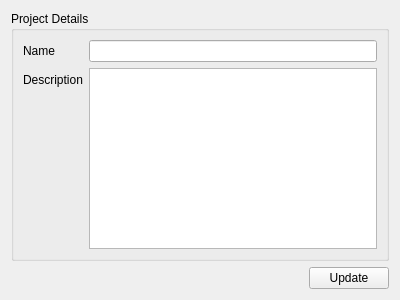
Qt form ProjectDetailsForm.ui (fritzone/ddm) before a commit.
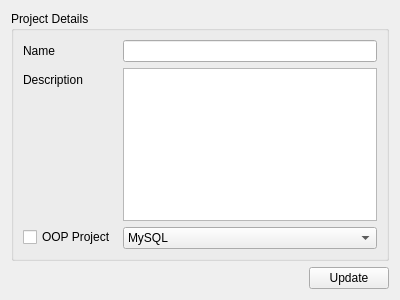
The same form after that commit. Icons and pictures are not drawn.

```diff
--- a/ProjectDetailsForm.ui
+++ b/ProjectDetailsForm.ui
@@ -23,30 +23,56 @@
       <bool>false</bool>
      </property>
      <layout class="QFormLayout" name="formLayout">
-      <item row="2" column="0">
-       <widget class="QLabel" name="label_2">
-        <property name="text">
-         <string>Description</string>
-        </property>
-       </widget>
-      </item>
-      <item row="2" column="1">
-       <widget class="QTextEdit" name="textEdit"/>
-      </item>
-      <item row="1" column="0">
+      <property name="fieldGrowthPolicy">
+       <enum>QFormLayout::AllNonFixedFieldsGrow</enum>
+      </property>
+      <item row="0" column="0">
        <widget class="QLabel" name="label">
         <property name="text">
          <string>Name</string>
         </property>
        </widget>
       </item>
-      <item row="1" column="1">
+      <item row="0" column="1">
        <widget class="QLineEdit" name="txtProjectName">
         <property name="echoMode">
          <enum>QLineEdit::Normal</enum>
         </property>
        </widget>
       </item>
+      <item row="1" column="0">
+       <widget class="QLabel" name="label_2">
+        <property name="text">
+         <string>Description</string>
+        </property>
+       </widget>
+      </item>
+      <item row="1" column="1">
+       <widget class="QTextEdit" name="textEdit"/>
+      </item>
+      <item row="2" column="0">
+       <widget class="QCheckBox" name="checkBox">
+        <property name="enabled">
+         <bool>true</bool>
+        </property>
+        <property name="text">
+         <string>OOP Project</string>
+        </property>
+       </widget>
+      </item>
+      <item row="2" column="1">
+       <widget class="QComboBox" name="comboBox">
+        <item>
+         <property name="text">
+          <string>MySQL</string>
+         </property>
+         <property name="icon">
+          <iconset resource="dbm.qrc">
+           <normaloff>:/images/actions/images/small/mysql.png</normaloff>:/images/actions/images/small/mysql.png</iconset>
+         </property>
+        </item>
+       </widget>
+      </item>
      </layout>
     </widget>
    </item>
```
Left out of the diff: 21 changed lines with no effect on the pictures.
